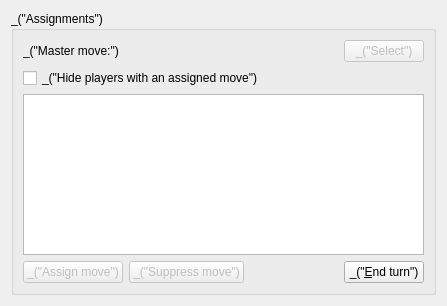
Old version of the form qt/ui/arbit_assignments.ui in the repository cjlano/eliot.
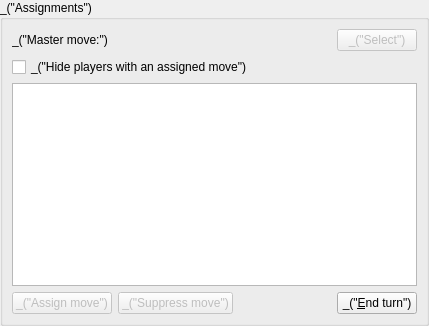
New version of the form. Custom widgets are drawn as their Qt base class.

Commit message: Fix small layout issues (use less margin in some places)

```diff
--- a/qt/ui/arbit_assignments.ui
+++ b/qt/ui/arbit_assignments.ui
@@ -6,11 +6,14 @@
    <rect>
     <x>0</x>
     <y>0</y>
-    <width>447</width>
-    <height>306</height>
+    <width>429</width>
+    <height>326</height>
    </rect>
   </property>
   <layout class="QVBoxLayout" name="verticalLayout_2">
+   <property name="margin">
+    <number>0</number>
+   </property>
    <item>
     <widget class="QGroupBox" name="groupBox">
      <property name="title">
```
The commit also changes 2 other files.
